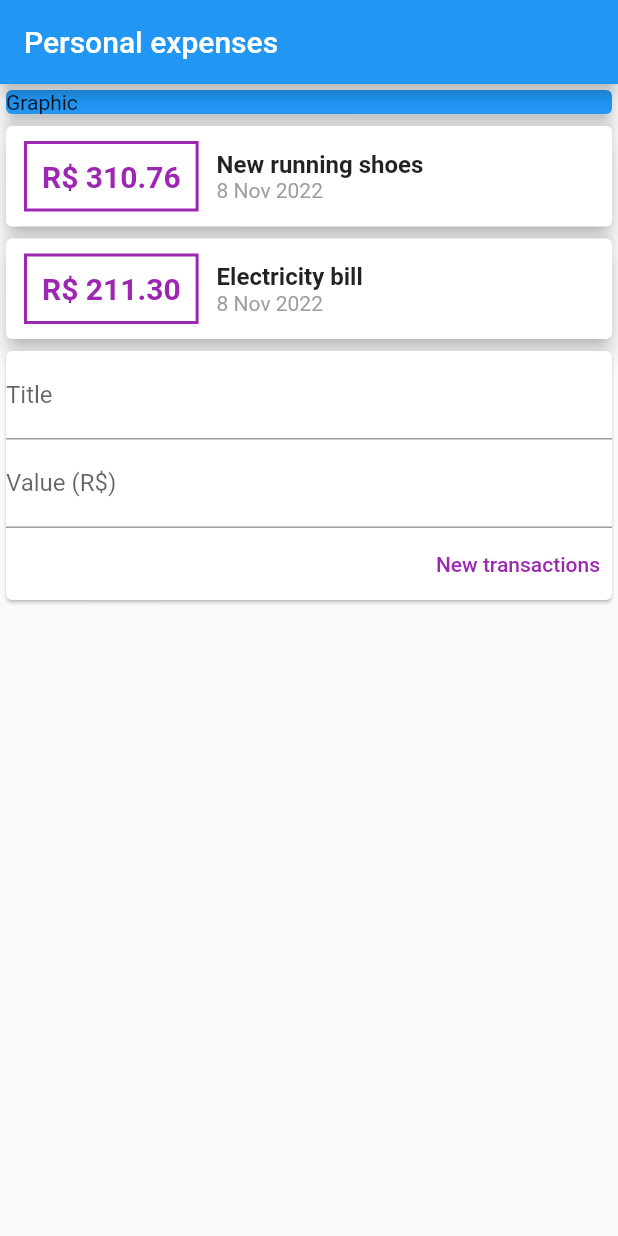
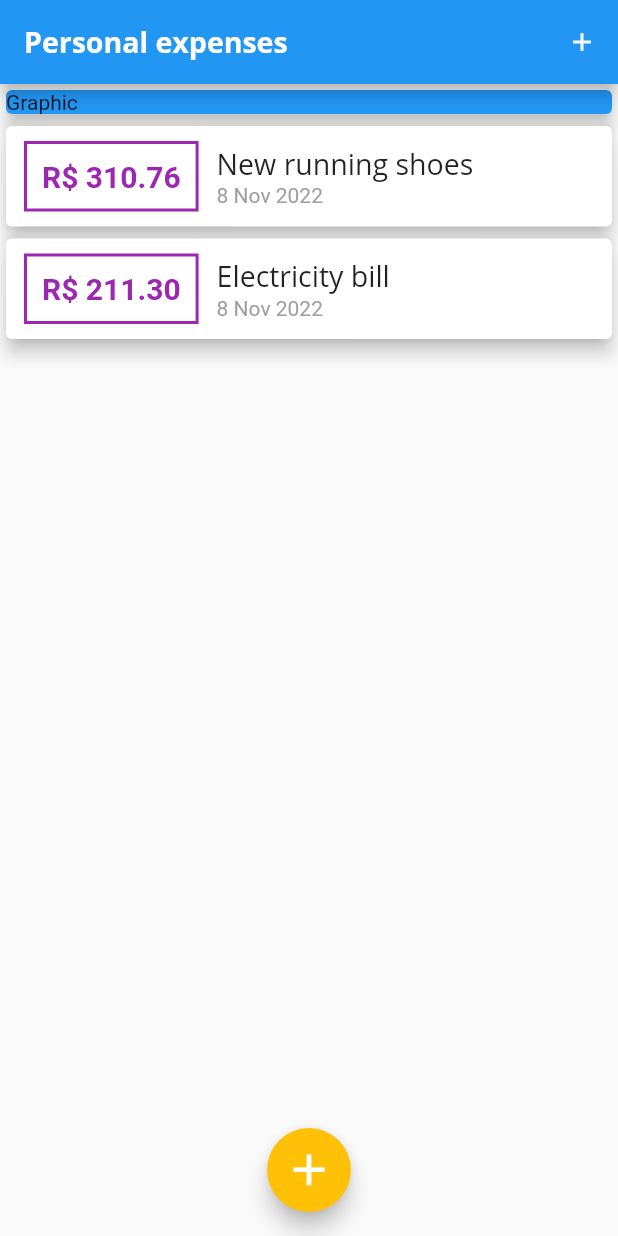
Before and after one commit to kenjimaeda54/expenses-flutter, a Flutter app: the screen it shows after launch, on a phone screen of 412 x 824 dp. Run offline on Flutter 3.47's test engine with Material 2 defaults, Android fonts, the phone set to English and light mode, and no system bars.

Commit message:
feat: config theme app

```diff
--- a/lib/components/card_transactions.dart
+++ b/lib/components/card_transactions.dart
@@ -1,8 +1,7 @@
 import "package:flutter/material.dart";
 
 class CardTransactions extends StatelessWidget {
-
-  final  String value;
+  final String value;
   final String title;
   final String date;
 
@@ -12,7 +11,6 @@ class CardTransactions extends StatelessWidget {
     required this.title,
     required this.date,
   });
-
 
   @override
   Widget build(BuildContext context) {
@@ -27,18 +25,13 @@ class CardTransactions extends StatelessWidget {
             ),
             padding: const EdgeInsets.all(10),
             decoration: BoxDecoration(
-                border: Border.all(
-                    color: Colors.purple,
-                    width: 2
-                )
-            ),
+                border: Border.all(color: Colors.purple, width: 2)),
             child: Text(
               "R\$ $value",
               style: const TextStyle(
                   fontWeight: FontWeight.bold,
                   fontSize: 20,
-                  color: Colors.purple
-              ),
+                  color: Colors.purple),
             ),
           ),
           Column(
@@ -46,17 +39,10 @@ class CardTransactions extends StatelessWidget {
             children: [
               Text(
                 title,
-                style: const TextStyle(
-                    fontSize: 16,
-                    fontWeight: FontWeight.bold
-                ),
+                //acessando o theme
+                style: Theme.of(context).textTheme.titleMedium,
               ),
-              Text(
-                  date,
-                  style: const TextStyle(
-                      color: Colors.grey
-                  )
-              )
+              Text(date, style: const TextStyle(color: Colors.grey))
             ],
           )
         ],
--- a/lib/components/transaction_user.dart
+++ /dev/null
@@ -1,62 +0,0 @@
-import 'dart:math';
-
-import "package:flutter/material.dart";
-import "package:intl/intl.dart";
-import "../models/transaction.dart";
-import 'card_transactions.dart';
-import 'package:expenses/components/transactions_form.dart';
-
-
-class TransactionUser extends StatefulWidget {
-  const TransactionUser({Key? key}) : super(key: key);
-
-  @override
-  State<TransactionUser> createState() => _TransactionUserState();
-}
-
-class _TransactionUserState extends State<TransactionUser> {
-  final _transactions = [
-    Transaction(
-        id: "t1",
-        title: "New running shoes",
-        value: 310.76,
-        date: DateTime.now()
-    ),
-    Transaction(
-        id: "t2",
-        title: "Electricity bill",
-        value: 211.30,
-        date: DateTime.now()
-    ),
-  ];
-
-  void _handleAddTransactions({required String  title,required String value}) {
-     final valueFormated = double.tryParse(value) ?? 0;
-
-     final newTransactions = Transaction(
-         id: Random().nextDouble().toString(),
-         title: title,
-         value: valueFormated,
-         date: DateTime.now()
-     );
-
-     setState(() {
-       _transactions.add(newTransactions);
-     });
-
-  }
-
-
-  @override
-  Widget build(BuildContext context) {
-    return  Column(
-      children: [..._transactions.map((it) => CardTransactions(
-         value: it.value.toStringAsFixed(2),
-          title: it.title,
-          date: DateFormat("d MMM y").format(it.date)
-      )).toList(),
-      TransactionsForm(_handleAddTransactions),
-    ],
-    );
-  }
-}
--- a/lib/components/transactions_form.dart
+++ b/lib/components/transactions_form.dart
@@ -1,13 +1,22 @@
 import "package:flutter/material.dart";
 
-class TransactionsForm extends StatelessWidget {
+//quadno o text field nao conseguir persistir o formulario quando inserido o valor
+//e porque precisa ser um tipo statefull
+class TransactionsForm extends StatefulWidget {
+  const TransactionsForm(this.handleSubmit, {super.key});
+  final void Function({required String title,required String value}) handleSubmit;
+
+  @override
+  State<TransactionsForm> createState() => _TransactionsFormState();
+}
+
+//quando e um compoennte do tipo de StatefulWidget
+//recebo os parametros aqui no state por heranca no widget
+class _TransactionsFormState extends State<TransactionsForm> {
   //Vars
   final titleController = TextEditingController();
+
   final valueController = TextEditingController();
-
-  final void Function({required String title,required String value}) hanldeSubmit;
-
-  TransactionsForm(this.hanldeSubmit, {super.key});
 
   @override
   Widget build(BuildContext context) {
@@ -16,12 +25,16 @@ class TransactionsForm extends StatelessWidget {
         children:  [
           TextField(
             controller: titleController,
+            //o widget tera acesso a todos parametros recebidos nessa classe
+            onSubmitted: (_)=> widget.handleSubmit(title: titleController.text,value: valueController.text),
             decoration: const InputDecoration(
                 labelText: "Title"
             ),
           ),
           TextField(
             controller: valueController,
+            keyboardType: const TextInputType.numberWithOptions(decimal: true),
+            onSubmitted: (_)=> widget.handleSubmit(title: titleController.text,value: valueController.text),
             decoration: const InputDecoration(
               labelText: "Value (R\$)",
             ),
@@ -30,7 +43,7 @@ class TransactionsForm extends StatelessWidget {
             mainAxisAlignment: MainAxisAlignment.end,
             children: [
               TextButton(
-                  onPressed: ()=> hanldeSubmit(title: titleController.text,value:  valueController.text),
+                  onPressed: ()=> widget.handleSubmit(title: titleController.text,value:  valueController.text),
                   child: const Text(
                     "New transactions",
                     style: TextStyle(
--- a/lib/main.dart
+++ b/lib/main.dart
@@ -1,5 +1,9 @@
 import 'package:flutter/material.dart';
-import './components/transaction_user.dart';
+import 'dart:math';
+import "package:intl/intl.dart";
+import "../models/transaction.dart";
+import '../components/card_transactions.dart';
+import '../components/transactions_form.dart';
 
 void main() {
   runApp(const ExpensesApp());
@@ -10,45 +14,142 @@ class ExpensesApp extends StatelessWidget {
 
   @override
   Widget build(BuildContext context) {
-    return  MaterialApp(home: HomeScreen());
+    return MaterialApp(
+      home: const HomeScreen(),
+      //theme
+      //https://stackoverflow.com/questions/69289005/accentcolor-is-deprecated-and-shouldnt-be-used
+      theme: ThemeData(
+          primarySwatch: Colors.purple,
+          fontFamily: "Quicksand",
+          textTheme: ThemeData.light().textTheme.copyWith(
+                  titleMedium: const TextStyle(
+                fontFamily: 'OpenSans',
+                fontSize: 19,
+              )),
+          appBarTheme: const AppBarTheme(
+              titleTextStyle: TextStyle(
+            fontFamily: 'OpenSans',
+            fontSize: 19,
+            fontWeight: FontWeight.bold,
+          )),
+          //estou criando um colorScheme a partir do from Swatch
+          colorScheme: ColorScheme.fromSwatch().copyWith(
+            secondary: Colors.amber,
+          )),
+    );
   }
 }
 
-class HomeScreen extends StatelessWidget {
-  HomeScreen({Key? key}) : super(key: key);
+class HomeScreen extends StatefulWidget {
+  const HomeScreen({Key? key}) : super(key: key);
 
+  @override
+  State<HomeScreen> createState() => _HomeScreenState();
+}
 
+class _HomeScreenState extends State<HomeScreen> {
+  final _transactions = [
+    Transaction(
+        id: "t1",
+        title: "New running shoes",
+        value: 310.76,
+        date: DateTime.now()),
+    Transaction(
+        id: "t2",
+        title: "Electricity bill",
+        value: 211.30,
+        date: DateTime.now()),
+  ];
 
+  //setState() or markNeedsBuild called during build
+  //se acontecer isso de uma olhada se o botao nao esta chamando uma funcao
+  //com parametro sem ter uma funcao vazia
+  //() => funcao()
+  //se estiver assim pode dar erro
+  //  funcao()
+  void _handleAddTransactions({required String title, required String value}) {
+    final valueFormated = double.tryParse(value) ?? 0;
 
+    if (title.isEmpty || valueFormated <= 0) {
+      return;
+    }
 
+    final newTransactions = Transaction(
+        id: Random().nextDouble().toString(),
+        title: title,
+        value: valueFormated,
+        date: DateTime.now());
 
+    setState(() {
+      _transactions.add(newTransactions);
+    });
+
+    Navigator.of(context).pop();
+  }
+
+  _handleOpenModal(BuildContext context) {
+    showModalBottomSheet(
+        context: context,
+        builder: (_) => TransactionsForm(_handleAddTransactions));
+  }
 
   @override
   Widget build(BuildContext context) {
-
     return Scaffold(
       appBar: AppBar(
-         title: const  Text("Personal expenses"),
+        title: const Text("Personal expenses"),
+        actions: [
+          IconButton(
+              onPressed: () => _handleOpenModal(context),
+              icon: const Icon(
+                Icons.add,
+                size: 20,
+              ))
+        ],
       ),
-      body:  Column(
+      //este compoenente se estiver fora do Scaffold ira precisar de uma altera definada
+      //se nao ira acusar overflow
+
+      //agora minha screen tem capacidade de fazer um scrooll
+      body: SingleChildScrollView(
+        child: Column(
           //mesmo conceito do flex box
           //se estamos no eixo de column entao o cross eixo alinha horizontal
           //e o mainAxis alinha em coluna
           //os comportamentos sao identicos ao flex box, exemplo stretch vai espichar
           // ao maximo o filho
           crossAxisAlignment: CrossAxisAlignment.stretch,
-         children:   const [
-          SizedBox(
-             child:   Card(
+          children: [
+            const SizedBox(
+              child: Card(
                 elevation: 5,
                 color: Colors.blue,
                 child: Text("Graphic"),
               ),
             ),
-           TransactionUser(),
+            SizedBox(
+              height: 300,
+              child: ListView.builder(
+                  itemCount: _transactions.length,
+                  itemBuilder: (ctx, index) {
+                    final it = _transactions[index];
+                    return CardTransactions(
+                        value: it.value.toStringAsFixed(2),
+                        title: it.title,
+                        date: DateFormat("d MMM y").format(it.date));
+                  }),
+            ),
           ],
-
         ),
+      ),
+      floatingActionButton: FloatingActionButton(
+        onPressed: () => _handleOpenModal(context),
+        child: const Icon(
+          Icons.add,
+          size: 35,
+        ),
+      ),
+      floatingActionButtonLocation: FloatingActionButtonLocation.centerFloat,
     );
   }
 }
```
Also changed, not shown: pubspec.yaml (+23 -23 lines), assets/fonts/OpenSans-Bold.ttf (added), assets/fonts/OpenSans-Regular.ttf (added), assets/fonts/Quicksand-Bold.ttf (added), assets/fonts/Quicksand-Light.ttf (added), assets/fonts/Quicksand-Medium.ttf (added), assets/fonts/Quicksand-Regular.ttf (added), 1 other file. Lines whose indentation alone changed are shown as unchanged.
